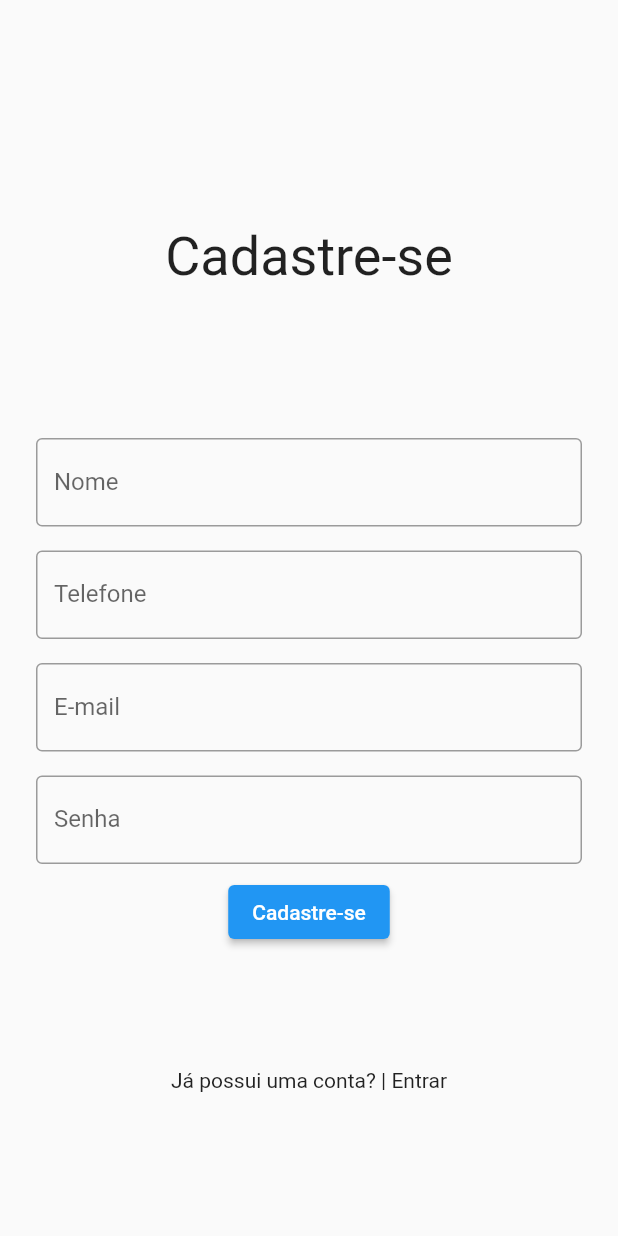
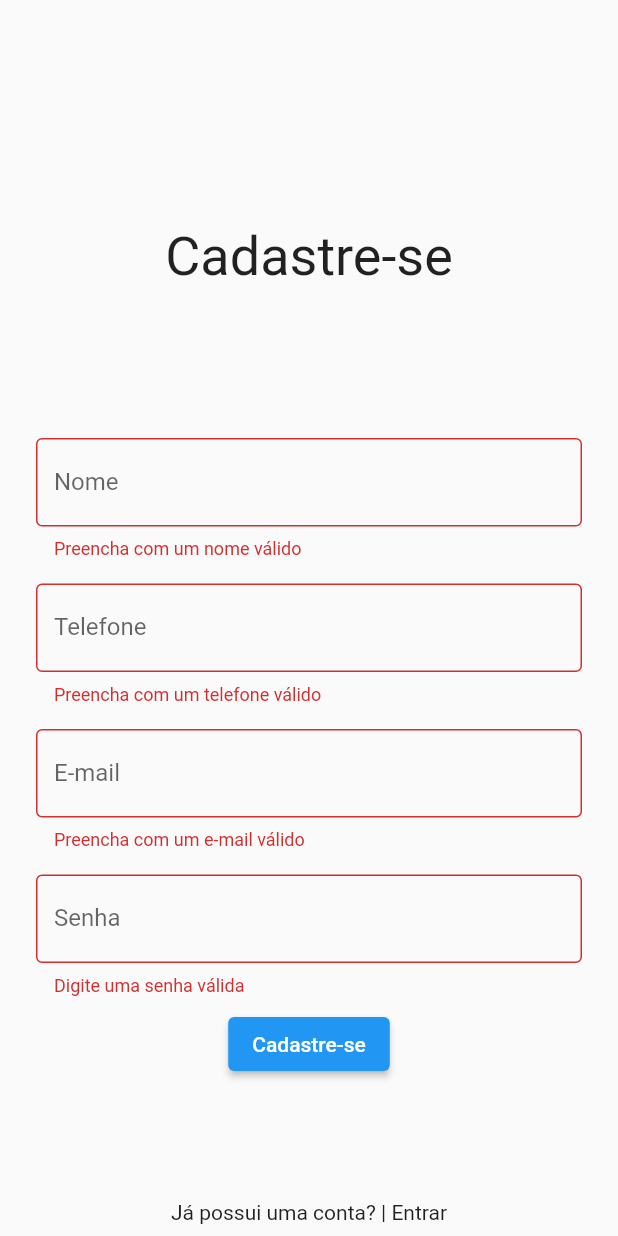
Before and after one commit to tamirfaria/level-up-03, a Flutter app: the SignUpPage screen opened directly, after a tap on "Cadastre-se", on a phone screen of 412 x 824 dp. Run offline on Flutter 3.47's test engine with Material 2 defaults, Android fonts, the light colour scheme and no system bars; our stand-ins replace mask_text_input_formatter.

Commit message:
feat: add SignUpPage form validator

```diff
--- a/lib/modules/sign_up/sign_up_page.dart
+++ b/lib/modules/sign_up/sign_up_page.dart
@@ -9,6 +9,7 @@ class SignUpPage extends StatefulWidget {
 }
 
 class _SignUpPageState extends State<SignUpPage> {
+  final GlobalKey<FormState> _formKey = GlobalKey<FormState>();
   final maskFormatter = MaskTextInputFormatter(
     mask: '(##) #####-####',
   );
@@ -16,6 +17,10 @@ class _SignUpPageState extends State<SignUpPage> {
   Widget build(BuildContext context) {
     return Scaffold(
       body: SingleChildScrollView(
+        child: Builder(
+          builder: (context) => Center(
+            child: Form(
+              key: _formKey,
               child: Padding(
                 padding: const EdgeInsets.only(top: 150),
                 child: Column(
@@ -29,18 +34,23 @@ class _SignUpPageState extends State<SignUpPage> {
                       ),
                     ),
                     const SizedBox(height: 100.0),
-              const Padding(
-                padding: EdgeInsets.only(
+                    Padding(
+                      padding: const EdgeInsets.only(
                         left: 24.0,
                         right: 24.0,
                         bottom: 16.0,
                       ),
-                child: TextField(
-                  decoration: InputDecoration(
+                      child: TextFormField(
+                        decoration: const InputDecoration(
                           hintText: "Escreva seu nome",
                           labelText: "Nome",
                           border: OutlineInputBorder(),
                         ),
+                        validator: (value) {
+                          if (value!.isEmpty || value.length < 3) {
+                            return "Preencha com um nome válido";
+                          }
+                        },
                         keyboardType: TextInputType.name,
                       ),
                     ),
@@ -50,43 +60,58 @@ class _SignUpPageState extends State<SignUpPage> {
                         right: 24.0,
                         bottom: 16.0,
                       ),
-                child: TextField(
+                      child: TextFormField(
                         decoration: const InputDecoration(
                           hintText: "Digite seu telefone",
                           labelText: "Telefone",
                           border: OutlineInputBorder(),
                         ),
+                        validator: (value) {
+                          if (value!.isEmpty || value.length < 11) {
+                            return "Preencha com um telefone válido";
+                          }
+                        },
                         keyboardType: TextInputType.phone,
                         inputFormatters: [maskFormatter],
                       ),
                     ),
-              const Padding(
-                padding: EdgeInsets.only(
+                    Padding(
+                      padding: const EdgeInsets.only(
                         left: 24.0,
                         right: 24.0,
                         bottom: 16.0,
                       ),
-                child: TextField(
-                  decoration: InputDecoration(
+                      child: TextFormField(
+                        decoration: const InputDecoration(
                           hintText: "Insira seu e-mail",
                           labelText: "E-mail",
                           border: OutlineInputBorder(),
                         ),
+                        validator: (value) {
+                          if (value!.isEmpty || value.length < 5) {
+                            return "Preencha com um e-mail válido";
+                          }
+                        },
                         keyboardType: TextInputType.emailAddress,
                       ),
                     ),
-              const Padding(
-                padding: EdgeInsets.only(
+                    Padding(
+                      padding: const EdgeInsets.only(
                         left: 24.0,
                         right: 24.0,
                         bottom: 8.0,
                       ),
-                child: TextField(
-                  decoration: InputDecoration(
+                      child: TextFormField(
+                        decoration: const InputDecoration(
                           hintText: "Insira sua senha",
                           labelText: "Senha",
                           border: OutlineInputBorder(),
                         ),
+                        validator: (value) {
+                          if (value!.isEmpty || value.length < 5) {
+                            return "Digite uma senha válida";
+                          }
+                        },
                         keyboardType: TextInputType.visiblePassword,
                         obscureText: true,
                       ),
@@ -95,7 +120,11 @@ class _SignUpPageState extends State<SignUpPage> {
                       mainAxisAlignment: MainAxisAlignment.center,
                       children: [
                         ElevatedButton(
-                    onPressed: () {},
+                          onPressed: () {
+                            if (!_formKey.currentState!.validate()) {
+                              return;
+                            }
+                          },
                           child: const Text("Cadastre-se"),
                         ),
                       ],
@@ -109,6 +138,9 @@ class _SignUpPageState extends State<SignUpPage> {
                 ),
               ),
             ),
+          ),
+        ),
+      ),
     );
   }
 }
```
Lines whose indentation alone changed are shown as unchanged.
